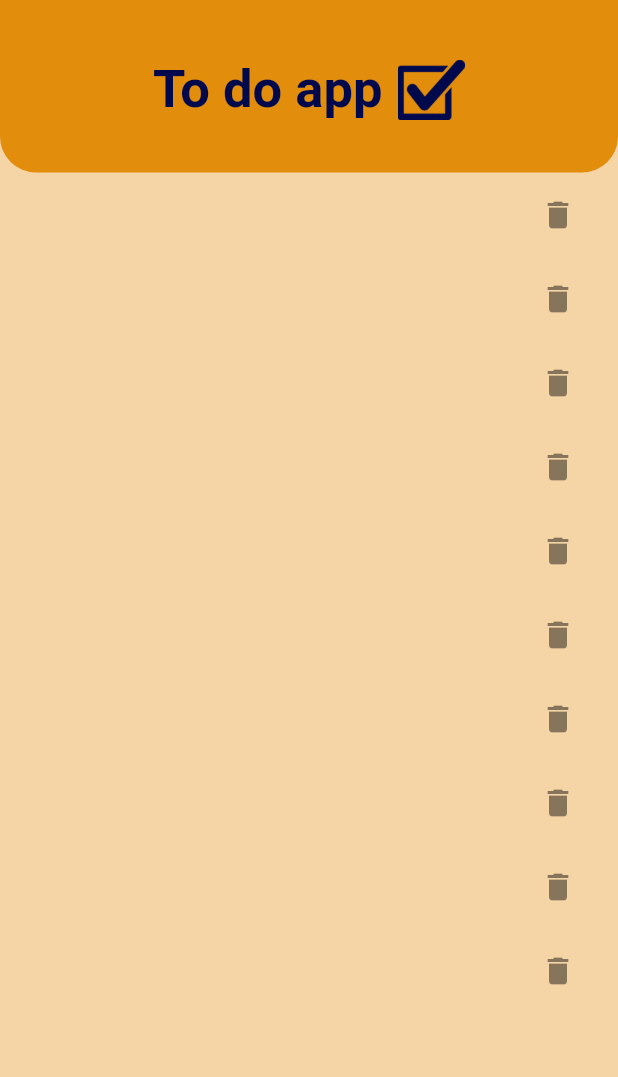
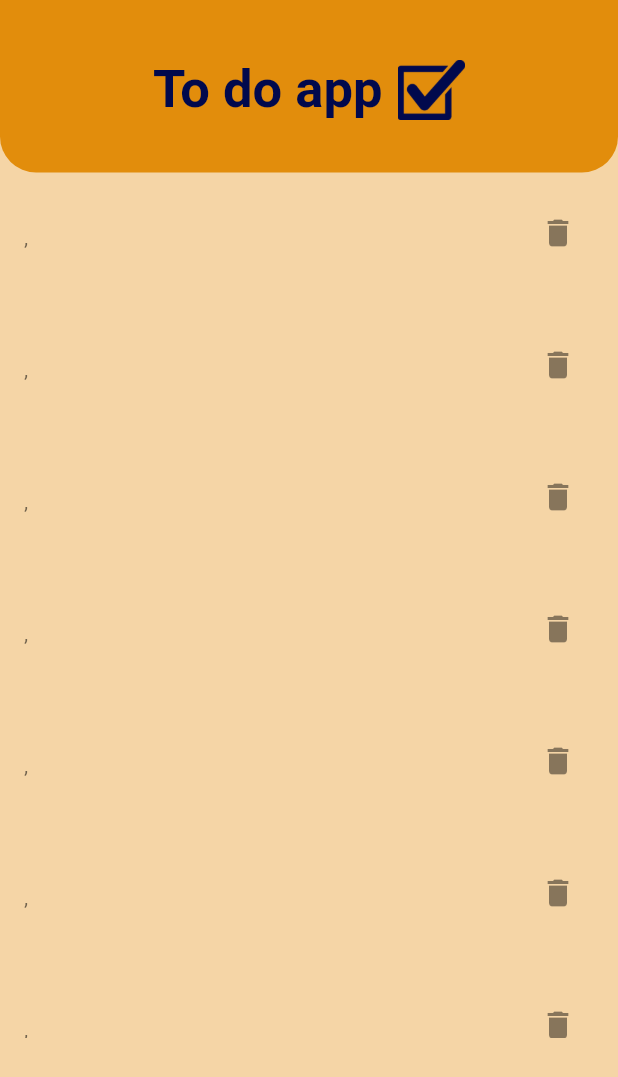
Before and after one commit to bpslima/toDo_App, a Flutter app: the screen it shows after launch, after a tap on "Listar atividades", on a phone screen of 412 x 824 dp. Shown: the top 1077 px of the screen. Run offline on Flutter 3.47's test engine with Material 2 defaults, Android fonts, the phone set to English and light mode, and no system bars; network calls fail.

Commit message:
setting subtitle and status - get API

```diff
--- a/lib/buttons.dart
+++ b/lib/buttons.dart
@@ -3,7 +3,7 @@ import 'package:flutter/material.dart';
 class Buttons extends StatefulWidget {
   String text;
   Widget screen;
-  Buttons({Key? key, required this.text,  required this.screen})
+  Buttons({Key? key, required this.text, required this.screen})
       : super(key: key);
 
   @override
@@ -13,12 +13,18 @@ class Buttons extends StatefulWidget {
 class _ButtonsState extends State<Buttons> {
   @override
   Widget build(BuildContext context) {
-    return ElevatedButton(
+    return
+    SizedBox(height: MediaQuery.of(context).size.height*0.1,
+    width: MediaQuery.of(context).size.width*0.22,
+      child: ElevatedButton(
+      style: ElevatedButton.styleFrom(
+          backgroundColor: const Color.fromARGB(255, 1, 9, 77),
+          textStyle: const TextStyle(color: Color.fromARGB(255, 247, 172, 59))),
       onPressed: () {
         Navigator.of(context).push(MaterialPageRoute(
             builder: (BuildContext context) => widget.screen));
       },
       child: Text(widget.text),
-    );
+    ));
   }
 }
--- a/lib/home_controller.dart
+++ b/lib/home_controller.dart
@@ -4,8 +4,6 @@ import 'todo_model.dart';
 
 class HomeController {
   final ActivityRepository titleRepository;
-  // final SubtitleRepository subtitleRepository;
-  // final StatusRepository statusRepository;
 
   HomeController(this.titleRepository);
 
--- a/lib/screens/home_repository.dart
+++ b/lib/screens/home_repository.dart
@@ -6,7 +6,8 @@ import 'package:todo_app/todo_model.dart';
 import 'package:http/http.dart' as http;
 
 class ActivityRepository {
-  final baseUrl = 'https://crudcrud.com/api/b02b652f1c50415aab8e83d0005b8cd5';
+  final baseUrl = 'https://crudcrud.com/api/55196b1f0e114e6a922e33742dfe91c2';
+
 
   Future<bool> createActivity(TodoModel todo) async {
     final response = await http.post(
--- a/lib/screens/home_screen.dart
+++ b/lib/screens/home_screen.dart
@@ -1,7 +1,9 @@
 import 'package:flutter/material.dart';
 import 'package:todo_app/buttons.dart';
 import 'package:todo_app/screens/activity_screen.dart';
+import 'package:todo_app/screens/images.dart';
 import 'package:todo_app/screens/list_screen.dart';
+import 'package:todo_app/screens/logo_bar.dart';
 
 class HomeScreen extends StatefulWidget {
   const HomeScreen({super.key});
@@ -14,8 +16,11 @@ class _HomeScreenStat extends State<HomeScreen> {
   @override
   Widget build(BuildContext context) {
     return Scaffold(
-        appBar: AppBar(centerTitle: true, title: const Text('To do App')),
-        body: Center(
+        body: SingleChildScrollView(
+      child: Column(mainAxisSize: MainAxisSize.min, children: [
+        const LogoBar(),
+        const SizedBox(height: 40),
+         Center(
           child: Column(children: [
             const SizedBox(height: 40),
             Buttons(
@@ -27,12 +32,14 @@ class _HomeScreenStat extends State<HomeScreen> {
               text: 'Listar atividades',
               screen: const ListActivities(),
             ),
-            const SizedBox(height: 40),
-            Buttons(
-              text: 'Deletar atividade',
-              screen: const HomeScreen(),
-            ),
+            const SizedBox(height: 25),
+            SizedBox(
+            child: Image.asset(Images.schedule, fit: BoxFit.contain,
+                    height: 400,
+                    width: 500,
+            )),
+
           ]),
-        ));
+        )])));
   }
 }
--- a/lib/screens/images.dart
+++ b/lib/screens/images.dart
@@ -1,3 +1,4 @@
 class Images {
   static const check = "assets/images/check.png";
+  static const schedule = "assets/images/schedule.png";
 }
--- a/lib/screens/list_screen.dart
+++ b/lib/screens/list_screen.dart
@@ -31,6 +31,8 @@ class _ListActivitiesState extends State<ListActivities> {
                     final activityList = snapshot.data?[index];
                     return ListTile(
                         title: Text(activityList?.title ?? ''),
+                        subtitle: Text('${activityList?.subtitle ?? ''}, \n ${activityList?.status?? ''}'),
+                        isThreeLine: true,
                         trailing: IconButton(
                             icon: const Icon(Icons.delete),
                             onPressed: () async {
```
Also changed, not shown: lib/screens/activity_screen.dart (+14 -5 lines), assets/images/Schedule.png (added).
